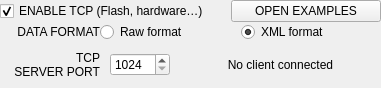
This is interfaces/interfacetcp.ui in buzzinglight/IanniX as Qt 5 draws it before an edit. The edited form follows.
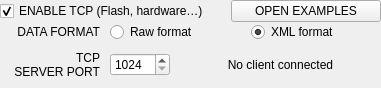
This is the edited form.

Diff of the .ui file:
```diff
--- a/interfaces/interfacetcp.ui
+++ b/interfaces/interfacetcp.ui
@@ -80,6 +80,9 @@
    </item>
    <item>
     <layout class="QHBoxLayout" name="horizontalLayout_3">
+     <property name="spacing">
+      <number>10</number>
+     </property>
      <item>
       <widget class="QLabel" name="label_2">
        <property name="minimumSize">
```
